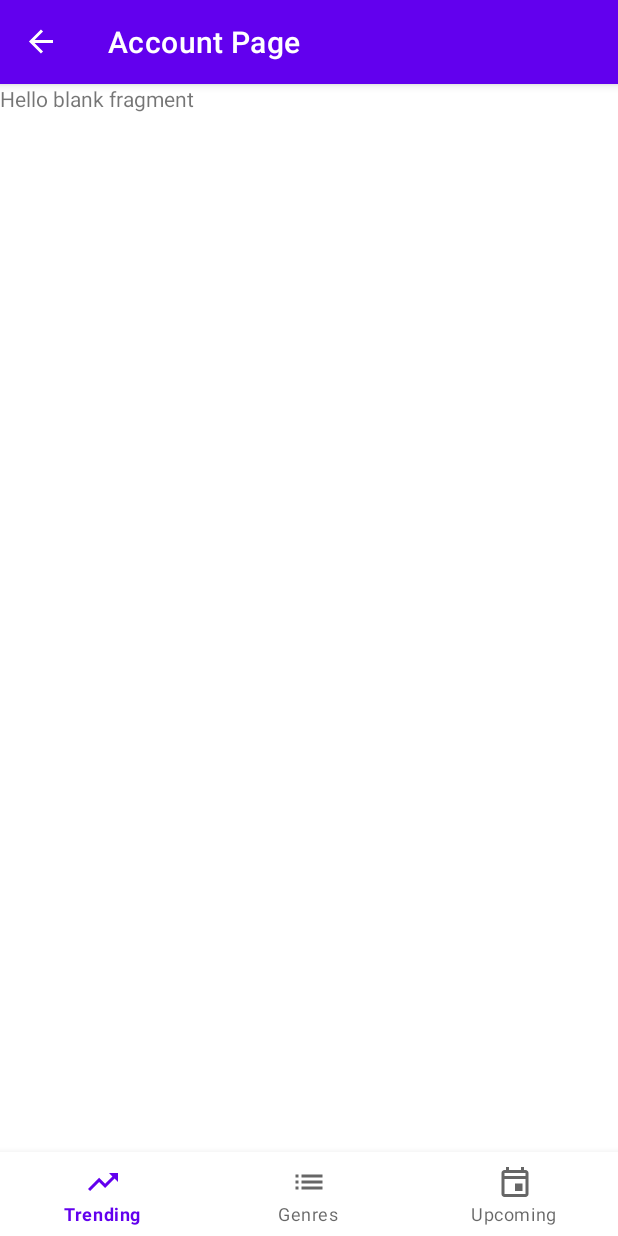
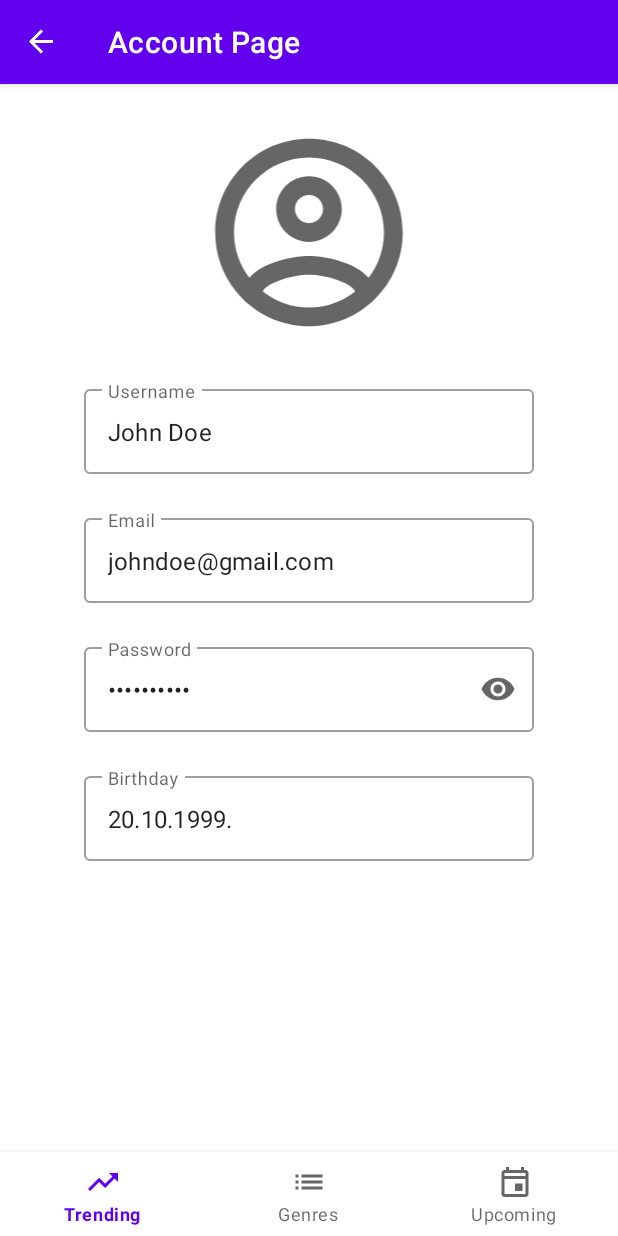
Before and after one commit to dimitrijepanic/MovieApplication, an Android app: the AccountFragment screen opened through its navigation route, on a phone screen of 412 x 824 dp. Run offline under Robolectric (Android 15) with nearby library versions, the light colour scheme and no system bars; our stand-ins replace navigation-ui; 2 statements that could not run were skipped.

Commit message:
Added Account Fragment Layout

```diff
--- a/app/src/main/res/layout/fragment_account.xml
+++ b/app/src/main/res/layout/fragment_account.xml
@@ -3,12 +3,95 @@
     xmlns:tools="http://schemas.android.com/tools"
     android:layout_width="match_parent"
     android:layout_height="match_parent"
+    xmlns:app="http://schemas.android.com/apk/res-auto"
     tools:context=".main.ui.account.AccountFragment">
 
-    <!-- TODO: Update blank fragment layout -->
-    <TextView
+    <ImageView
+        android:id="@+id/user_image"
+        app:layout_constraintTop_toTopOf="parent"
+        app:layout_constraintStart_toStartOf="parent"
         android:layout_width="match_parent"
-        android:layout_height="match_parent"
-        android:text="@string/hello_blank_fragment" />
+        android:layout_height="150dp"
+        android:layout_margin="24dp"
+        android:layout_marginBottom="12dp"
+        android:src="@drawable/outline_account_circle_24"/>
+
+    <com.google.android.material.textfield.TextInputLayout
+        android:id="@+id/username"
+        android:layout_width="300dp"
+        android:layout_height="wrap_content"
+        android:hint="@string/username"
+        android:layout_margin="24dp"
+        app:layout_constraintStart_toStartOf="parent"
+        app:layout_constraintEnd_toEndOf="parent"
+        app:layout_constraintTop_toBottomOf="@id/user_image"
+        style="@style/Widget.MaterialComponents.TextInputLayout.OutlinedBox">
+
+        <com.google.android.material.textfield.TextInputEditText
+            android:layout_width="match_parent"
+            android:layout_height="wrap_content"
+            android:text="John Doe"
+            />
+
+    </com.google.android.material.textfield.TextInputLayout>
+
+    <com.google.android.material.textfield.TextInputLayout
+        android:id="@+id/email"
+        android:layout_width="300dp"
+        android:layout_height="wrap_content"
+        android:hint="@string/email"
+        android:layout_margin="24dp"
+        app:layout_constraintStart_toStartOf="parent"
+        app:layout_constraintEnd_toEndOf="parent"
+        app:layout_constraintTop_toBottomOf="@id/username"
+        style="@style/Widget.MaterialComponents.TextInputLayout.OutlinedBox">
+
+        <com.google.android.material.textfield.TextInputEditText
+            android:layout_width="match_parent"
+            android:layout_height="wrap_content"
+            android:text="johndoe@gmail.com"
+            />
+
+    </com.google.android.material.textfield.TextInputLayout>
+
+    <com.google.android.material.textfield.TextInputLayout
+        android:id="@+id/password"
+        app:endIconMode="password_toggle"
+        android:layout_width="300dp"
+        android:layout_height="wrap_content"
+        android:hint="@string/password"
+        android:layout_margin="24dp"
+        app:layout_constraintStart_toStartOf="parent"
+        app:layout_constraintEnd_toEndOf="parent"
+        app:layout_constraintTop_toBottomOf="@id/email"
+        style="@style/Widget.MaterialComponents.TextInputLayout.OutlinedBox">
+
+        <com.google.android.material.textfield.TextInputEditText
+            android:layout_width="match_parent"
+            android:layout_height="wrap_content"
+            android:text="randompass"
+            android:inputType="textPassword"
+            />
+
+    </com.google.android.material.textfield.TextInputLayout>
+
+    <com.google.android.material.textfield.TextInputLayout
+        android:id="@+id/birthday"
+        android:layout_width="300dp"
+        android:layout_height="wrap_content"
+        android:hint="@string/birthday"
+        android:layout_margin="24dp"
+        app:layout_constraintStart_toStartOf="parent"
+        app:layout_constraintEnd_toEndOf="parent"
+        app:layout_constraintTop_toBottomOf="@id/password"
+        style="@style/Widget.MaterialComponents.TextInputLayout.OutlinedBox">
+
+        <com.google.android.material.textfield.TextInputEditText
+            android:layout_width="match_parent"
+            android:layout_height="wrap_content"
+            android:text="20.10.1999."
+            />
+
+    </com.google.android.material.textfield.TextInputLayout>
 
 </androidx.constraintlayout.widget.ConstraintLayout>
--- a/app/src/main/res/values/strings.xml
+++ b/app/src/main/res/values/strings.xml
@@ -7,4 +7,8 @@
     <string name="vote_avg_format">Rating: %.2f</string>
     <string name="profile">Account</string>
     <string name="logout"> Log Out</string>
+    <string name="username">Username</string>
+    <string name="email">Email</string>
+    <string name="password">Password</string>
+    <string name="birthday">Birthday</string>
 </resources>
```
